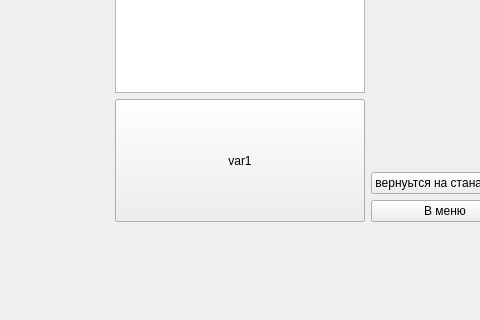
This is dialogwindow.ui in KomandaB/-1 as Qt 5 draws it before an edit; both pictures show x 195 to 675 and y 279 to 599 of the 1280 by 720 pixel window. The edited form follows.
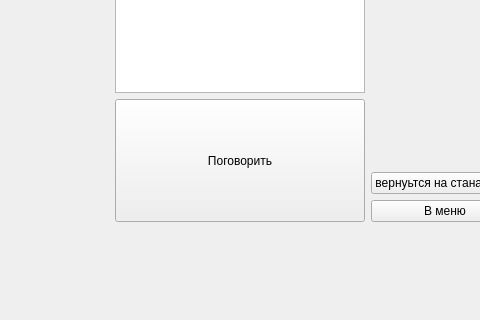
This is the edited form.

Diff of the .ui file:
```diff
--- a/dialogwindow.ui
+++ b/dialogwindow.ui
@@ -82,7 +82,7 @@
        </sizepolicy>
       </property>
       <property name="text">
-       <string>var1</string>
+       <string>Поговорить</string>
       </property>
      </widget>
     </item>
```
